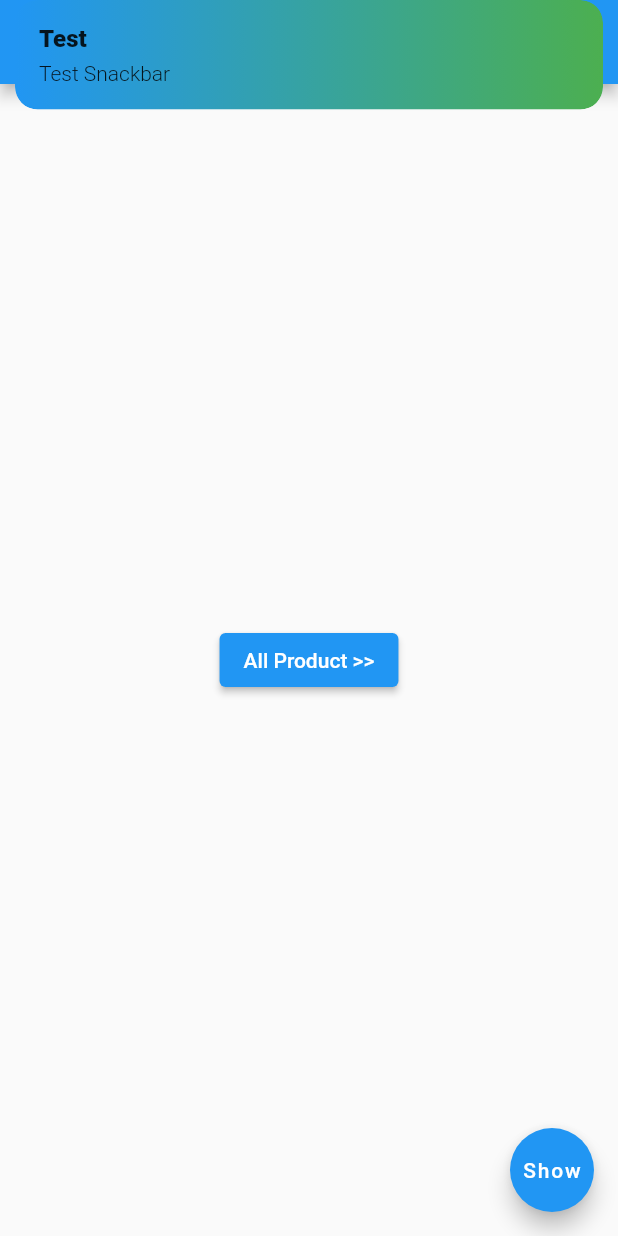
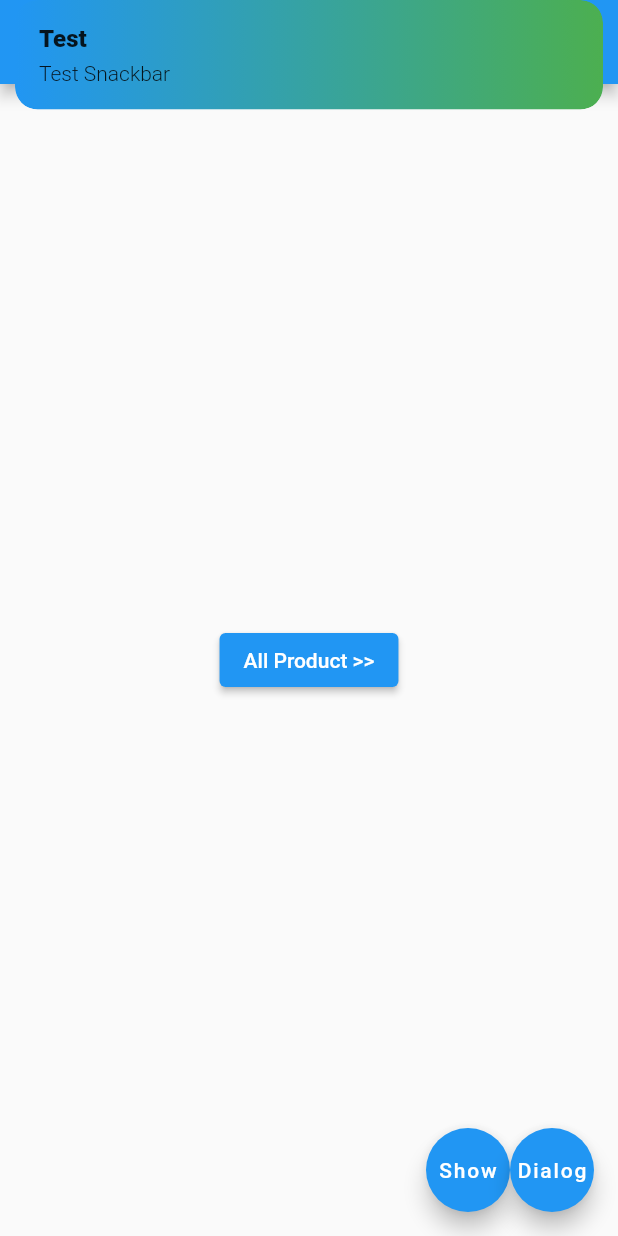
Before and after one commit to rizkitirta/Flutter_GetX, a Flutter app: the screen it shows after launch, after a tap on "Show", on a phone screen of 412 x 824 dp. Run offline on Flutter 3.47's test engine with Material 2 defaults, Android fonts, the phone set to English and light mode, and no system bars; our stand-ins replace get.

Commit message:
GetX Show Dialog

```diff
--- a/flutter_getx/lib/screens/screen_1.dart
+++ b/flutter_getx/lib/screens/screen_1.dart
@@ -19,7 +19,10 @@ class HomePage extends StatelessWidget {
             ],
           ),
         ),
-      floatingActionButton: FloatingActionButton(
+        floatingActionButton: Row(
+          mainAxisAlignment: MainAxisAlignment.end,
+          children: [
+            FloatingActionButton(
               child: Text("Show"),
               onPressed: () => Get.snackbar("Test", "Test Snackbar",
                   duration: Duration(seconds: 3),
@@ -28,6 +31,17 @@ class HomePage extends StatelessWidget {
                   backgroundGradient:
                       LinearGradient(colors: [Colors.blue, Colors.green])),
             ),
-    );
+            FloatingActionButton(
+                child: Text("Dialog"),
+                onPressed: () => Get.defaultDialog(
+                    title: "Hello", middleText: "Ini Tester",
+                    textConfirm: "Ok",
+                    onConfirm: () => print('ok'),
+                    textCancel: "Batal",
+                    onCancel: ()=> print('keluar'),
+
+                    )),
+          ],
+        ));
   }
 }
```
Lines whose indentation alone changed are shown as unchanged.
